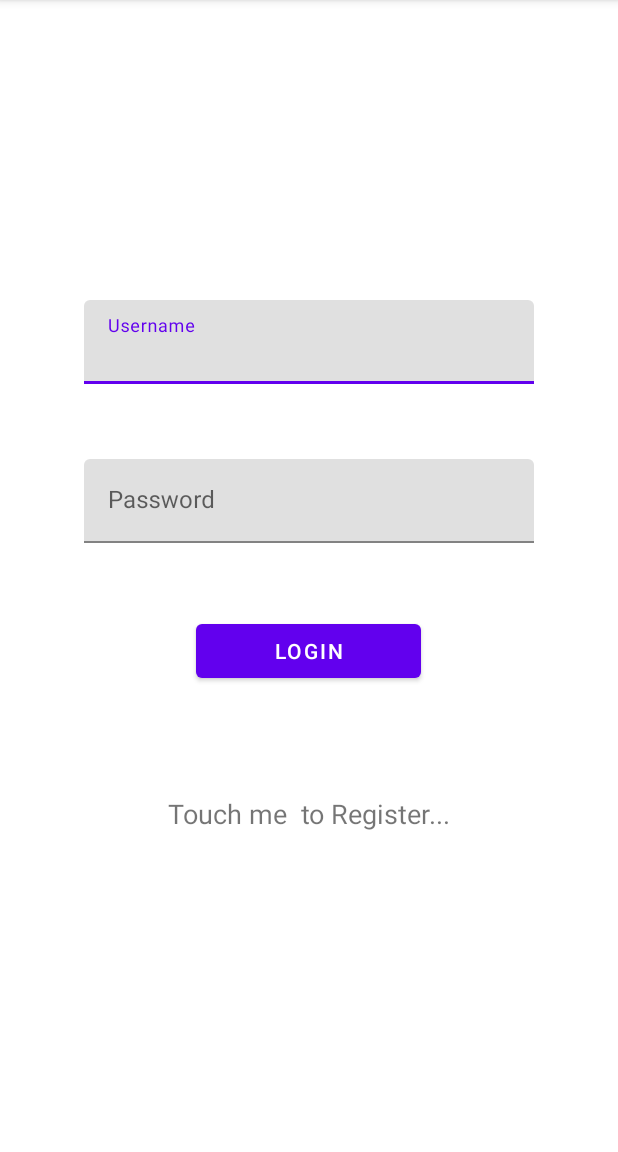
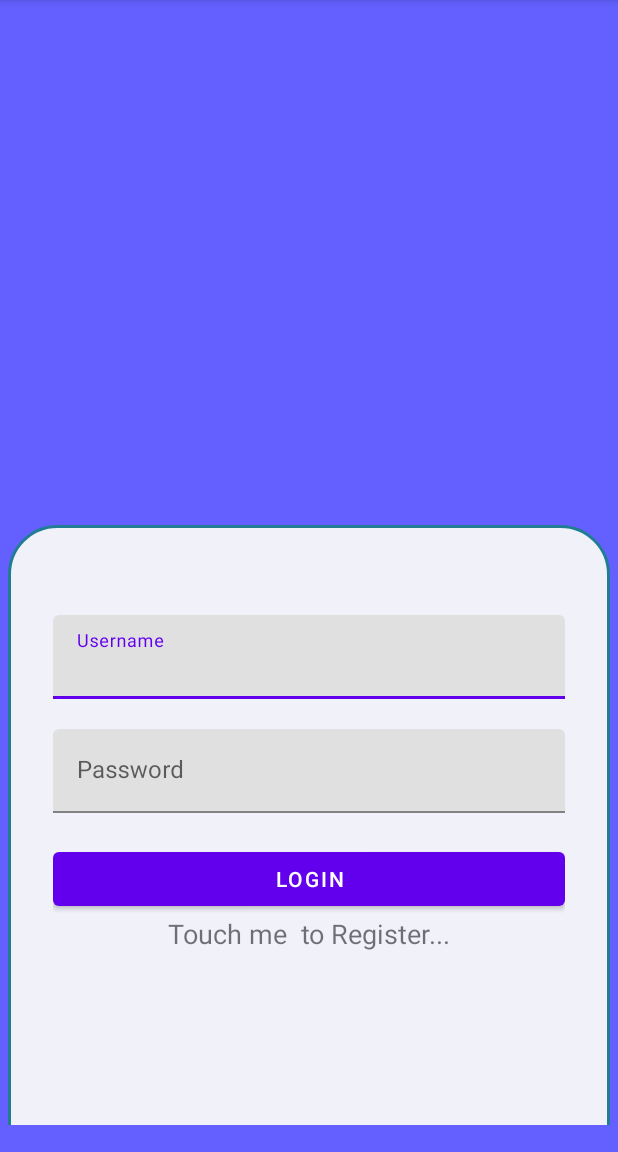
Before and after one commit to dgpay/VaccineKit, an Android app: the screen it shows after launch (LoginActivity), on a phone screen of 412 x 824 dp, the part 84-1236 px from its top. Run offline under Robolectric (Android 15) with nearby library versions, the phone set to English and light mode, and no system bars; our stand-ins replace Firebase (no records; nobody signed in at launch, a user with empty details on screens opened directly).

Commit message:
make up ui login

```diff
--- a/app/build.gradle
+++ b/app/build.gradle
@@ -50,6 +50,10 @@ dependencies {
     androidTestImplementation 'androidx.test.espresso:espresso-core:3.3.0'
     implementation 'com.google.android.material:material:1.3.0'
 
+    implementation 'androidx.recycleview:recyclerview:1.10'
+    implementation 'androidx.cardview:cardview:1.0.0'
+    implementation 'com.github.scottyab:showidepasswordedittext:0.8'
+
     // firebase
     implementation platform("com.google.firebase:firebase-bom:$firebase_bom")
     implementation 'com.google.firebase:firebase-analytics-ktx'
--- /dev/null
+++ b/app/src/main/res/drawable/background_white_solid_rectangle.xml
@@ -0,0 +1,12 @@
+<?xml version="1.0" encoding="utf-8"?>
+<shape xmlns:android ="http://schemas.android.com/apk/res/android"
+    android:shape="rectangle">
+    <stroke android:width="2dp" android:color="#ff207d94" />
+    <padding android:left="2dp"
+        android:top="2dp"
+        android:right="2dp"
+        android:bottom="2dp" />
+    <corners android:radius="32dp" />
+    <solid android:color="#F1F1FA" />
+
+</shape>
--- a/app/src/main/res/layout/activity_login.xml
+++ b/app/src/main/res/layout/activity_login.xml
@@ -1,30 +1,43 @@
 <?xml version="1.0" encoding="utf-8"?>
-<androidx.constraintlayout.widget.ConstraintLayout xmlns:android="http://schemas.android.com/apk/res/android"
+<RelativeLayout xmlns:android="http://schemas.android.com/apk/res/android"
     xmlns:app="http://schemas.android.com/apk/res-auto"
     xmlns:tools="http://schemas.android.com/tools"
     android:layout_width="match_parent"
     android:layout_height="match_parent"
-    tools:context=".auth.LoginActivity">
+    tools:context=".auth.LoginActivity"
+    android:background="#6360FF"
+    android:orientation="vertical">
 
-    <Button
-        android:id="@+id/loginBtn"
-        android:layout_width="150dp"
+    <LinearLayout
+        android:layout_width="match_parent"
         android:layout_height="wrap_content"
-        android:layout_marginTop="48dp"
-        android:text="@string/loginbutton"
-        app:layout_constraintEnd_toEndOf="parent"
-        app:layout_constraintHorizontal_bias="0.498"
-        app:layout_constraintStart_toStartOf="parent"
-        app:layout_constraintTop_toBottomOf="@+id/textInputLayout2" />
+        android:layout_marginLeft="5dp"
+        android:layout_marginTop="350dp"
+        android:layout_marginRight="5dp"
+        android:orientation="vertical">
+
+        <FrameLayout
+            android:layout_width="match_parent"
+            android:layout_height="400dp">
+
+            <ImageView
+                android:layout_width="match_parent"
+                android:layout_height="444dp"
+                android:background="@drawable/background_white_solid_rectangle" />
+            <LinearLayout
+                android:id="@+id/linear"
+                android:layout_width="match_parent"
+                android:layout_height="wrap_content"
+                android:orientation="vertical"
+                android:paddingLeft="30dp"
+                android:paddingRight="30dp">
+
 
                 <com.google.android.material.textfield.TextInputLayout
                     android:id="@+id/textInputLayout"
-        android:layout_width="300dp"
+                    android:layout_width="match_parent"
                     android:layout_height="wrap_content"
-        android:layout_marginTop="200dp"
-        app:layout_constraintEnd_toEndOf="parent"
-        app:layout_constraintStart_toStartOf="parent"
-        app:layout_constraintTop_toTopOf="parent">
+                    android:layout_marginTop="60dp">
 
                     <EditText
                         android:id="@+id/user"
@@ -35,27 +48,11 @@
                         android:maxLines="1" />
                 </com.google.android.material.textfield.TextInputLayout>
 
-    <TextView
-        android:id="@+id/regTxt"
-        android:layout_width="wrap_content"
-        android:layout_height="wrap_content"
-        android:layout_marginEnd="8dp"
-        android:layout_marginStart="8dp"
-        android:layout_marginTop="72dp"
-        android:text="Touch me  to Register..."
-        android:textSize="18sp"
-        app:layout_constraintEnd_toEndOf="parent"
-        app:layout_constraintStart_toStartOf="parent"
-        app:layout_constraintTop_toBottomOf="@+id/loginBtn" />
-
                 <com.google.android.material.textfield.TextInputLayout
                     android:id="@+id/textInputLayout2"
-        android:layout_width="300dp"
+                    android:layout_width="match_parent"
                     android:layout_height="wrap_content"
-        android:layout_marginTop="50dp"
-        app:layout_constraintEnd_toEndOf="parent"
-        app:layout_constraintStart_toStartOf="parent"
-        app:layout_constraintTop_toBottomOf="@+id/textInputLayout">
+                    android:layout_marginTop="20dp">
 
                     <EditText
                         android:id="@+id/pass"
@@ -66,5 +63,28 @@
                         android:maxLines="1" />
                 </com.google.android.material.textfield.TextInputLayout>
 
+                <Button
+                    android:id="@+id/loginBtn"
+                    android:layout_width="match_parent"
+                    android:layout_height="wrap_content"
+                    android:layout_marginTop="20dp"
+                    android:text="@string/loginbutton"/>
 
-</androidx.constraintlayout.widget.ConstraintLayout>
+
+                <TextView
+                    android:id="@+id/regTxt"
+                    android:layout_width="wrap_content"
+                    android:layout_height="wrap_content"
+                    android:text="Touch me  to Register..."
+                    android:layout_gravity="center"
+                    android:textSize="18sp" />
+
+            </LinearLayout>
+        </FrameLayout>
+    </LinearLayout>
+
+
+
+
+
+</RelativeLayout>
```
Also changed, not shown: app/src/main/res/layout/activity_main.xml (+55 -16 lines), gradle/wrapper/gradle-wrapper.properties. Lines whose indentation alone changed are shown as unchanged.
